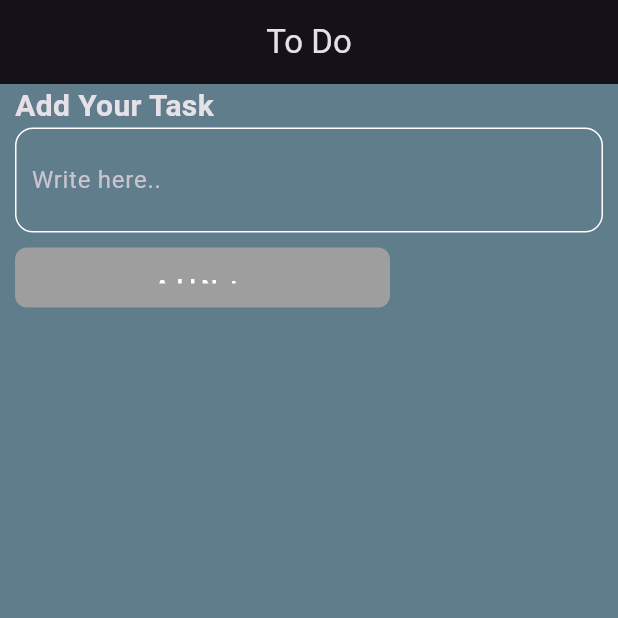
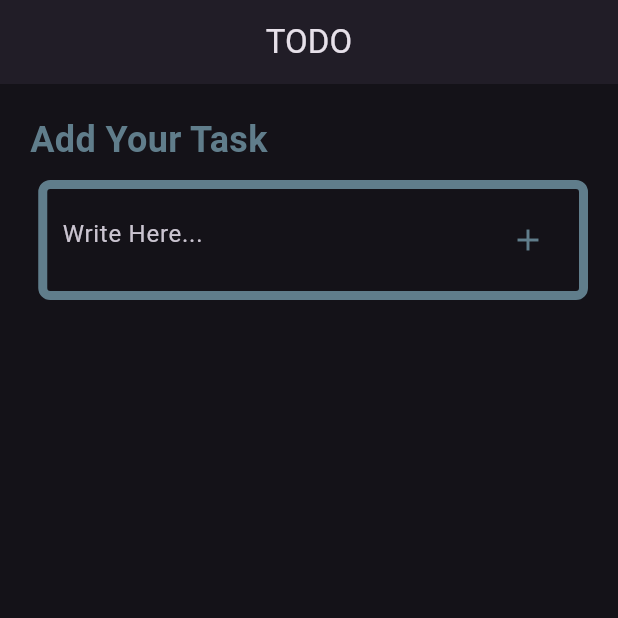
Before and after one commit to ontu001/todoapp_localdatabase_hive, a Flutter app: the screen it shows after launch, on a phone screen of 412 x 824 dp, the top half of it. Run offline on Flutter 3.47's test engine with Material 3 defaults, Android fonts, the phone set to English and light mode, and no system bars; our stand-ins replace fluttertoast, hive, hive_flutter; accounts and stored records are empty.

Commit message:
code reorganized and chsnge the design pattern

```diff
--- /dev/null
+++ b/lib/constant file/const_style.dart
@@ -0,0 +1,6 @@
+import 'package:flutter/material.dart';
+
+const kcommonTextStyle =
+    TextStyle(fontSize: 24.0, fontWeight: FontWeight.w700, color: kcommoncolor);
+const kNoteStyle = TextStyle(color: Colors.white, fontWeight: FontWeight.w500);
+const kcommoncolor = Colors.blueGrey;
--- a/lib/main.dart
+++ b/lib/main.dart
@@ -7,18 +7,21 @@
   await Hive.initFlutter();
   Box box = await Hive.openBox('todo');
 
-
-  runApp(Todo());
+  runApp(MyToDo());
 }
 
-class Todo extends StatelessWidget {
+class MyToDo extends StatelessWidget {
   @override
   Widget build(BuildContext context) {
     return MaterialApp(
       debugShowCheckedModeBanner: false,
-      title: "Todo App",
+      title: 'ToDO App',
       theme: ThemeData.dark().copyWith(
-        scaffoldBackgroundColor: Colors.blueGrey,
+        appBarTheme: AppBarTheme(
+          centerTitle: true,
+          elevation: 2,
+
+        )
       ),
       home: HomePage(),
     );
--- a/lib/screens/home_page.dart
+++ b/lib/screens/home_page.dart
@@ -2,6 +2,10 @@ import 'package:flutter/material.dart';
 import 'package:fluttertoast/fluttertoast.dart';
 import 'package:hive/hive.dart';
 import 'package:hive_flutter/hive_flutter.dart';
+import 'package:todoapp_localdatabase_hive/constant%20file/const_style.dart';
+import 'package:todoapp_localdatabase_hive/widgets/edit_box.dart';
+import 'package:todoapp_localdatabase_hive/widgets/edit_delete_button.dart';
+import 'package:todoapp_localdatabase_hive/widgets/textfiled.dart';
 
 class HomePage extends StatefulWidget {
   @override
@@ -11,6 +15,8 @@ class HomePage extends StatefulWidget {
 }
 
 class HomePageState extends State<HomePage> {
+  TextEditingController _InputController = TextEditingController();
+  TextEditingController _editTextController = TextEditingController();
   Box? todo;
   @override
   void initState() {
@@ -18,175 +24,92 @@ class HomePageState extends State<HomePage> {
     super.initState();
   }
 
-  TextEditingController _addTextController = TextEditingController();
-  TextEditingController _editTextController = TextEditingController();
   @override
   Widget build(BuildContext context) {
     return Scaffold(
       appBar: AppBar(
-        title: Text("To Do"),
-        centerTitle: true,
-        elevation: 0,
+        title: Text("TODO"),
       ),
       body: Padding(
-        padding: EdgeInsets.symmetric(horizontal: 10.0),
-        child: Column(crossAxisAlignment: CrossAxisAlignment.start, children: [
-          //Starter header message
+          padding: EdgeInsets.only(left: 20.0, right: 20.0, top: 20.0),
+          child: Column(
+            crossAxisAlignment: CrossAxisAlignment.start,
+            children: [
+              //heading task==========
               Text(
-            "Add Your Task",
-            style: TextStyle(fontSize: 20.0, fontWeight: FontWeight.bold),
+                'Add Your Task',
+                style: kcommonTextStyle,
               ),
 
-          //input filed
-          Container(
-            padding: EdgeInsets.all(10.0),
-            decoration: BoxDecoration(
-                borderRadius: BorderRadius.circular(12.0),
-                border: Border.all(color: Colors.white)),
-            child: TextField(
-              controller: _addTextController,
-              decoration: InputDecoration(
-                hintText: "Write here..",
-                border: InputBorder.none,
-              ),
-            ),
-          ),
-
-          //Add Button
-          Padding(
-            padding: EdgeInsets.symmetric(vertical: 10.0),
-            child: SizedBox(
-              height: 40,
-              width: 250,
-              child: ElevatedButton(
-                  style: ElevatedButton.styleFrom(
-                    backgroundColor: Colors.grey,
-                    elevation: 0,
-
-                    padding: EdgeInsets.all(16.0), // Button padding
-                    shape: RoundedRectangleBorder(
-                      borderRadius:
-                          BorderRadius.circular(8.0), // Button border radius
-                    ),
-                  ),
-                  onPressed: () async {
+              //Input filed start=========
+              txtFiled(
+                controller: _InputController,
+                onpressed: () async {
                   try {
-                      final userInput = _addTextController.text;
-                      await todo!.add(userInput);
-                      Fluttertoast.showToast(msg: "Note Added");
-                      _addTextController.clear();
+                    final userInput = _InputController.text;
+                    todo!.add(userInput);
+                    Fluttertoast.showToast(msg: 'Added');
+                    _InputController.clear();
                   } catch (e) {
                     Fluttertoast.showToast(msg: e.toString());
                   }
                 },
-                  child: Text(
-                    "Add Note",
-                    style: TextStyle(
-                        color: Colors.white,
-                        fontWeight: FontWeight.bold,
-                        fontSize: 15.0),
-                  )),
+                icon: Icons.add_outlined,
               ),
-          ),
+              //Input filed end=========
 
-          //main body for showing the notes
-
+              //Notes show body  start=================
               Expanded(
                 child: ValueListenableBuilder(
                   valueListenable: Hive.box('todo').listenable(),
-              builder: (context, box, widget) {
+                  builder: (context, box, Widget) {
                     return ListView.builder(
                       itemCount: todo!.keys.toList().length,
                       itemBuilder: (_, index) {
                         return Card(
                           elevation: 5,
                           child: ListTile(
-                          title: Text(todo!.getAt(index).toString()),
-                          trailing: SizedBox(
-                            width: 100,
-                            child: Row(
-                              mainAxisAlignment: MainAxisAlignment.spaceBetween,
-                              children: [
-                                IconButton(
-                                    onPressed: () async {
+                            title: Text(
+                              todo!.getAt(index).toString(),
+                              style: kNoteStyle,
+                            ),
+
+                            //for add edit and delete button
+                            trailing: buTTons(
+                                //for edit button
+                                onpressedEdit: () async {
+                              //Popup box for edit field
                               showDialog(
                                   context: context,
                                   builder: (_) {
-                                            return Dialog(
-                                              child: SizedBox(
-                                                height: 180,
-                                                child: Column(
-                                                  children: [
-                                                    Container(
-                                                      margin: EdgeInsets.only(
-                                                          bottom: 10.0),
-                                                      padding:
-                                                          EdgeInsets.all(10.0),
-                                                      decoration: BoxDecoration(
-                                                          borderRadius:
-                                                              BorderRadius
-                                                                  .circular(
-                                                                      29.0),
-                                                          border: Border.all(
-                                                              color: Colors
-                                                                  .white)),
-                                                      child: TextField(
-                                                        controller:
-                                                            _editTextController,
-                                                        decoration:
-                                                            InputDecoration(
-                                                          hintText:
-                                                              "Write here..",
-                                                          border:
-                                                              InputBorder.none,
-                                                        ),
-                                                      ),
-                                                    ),
-                                                    SizedBox(
-                                                      height: 50,
-                                                    ),
-                                                    ElevatedButton(
-                                                        onPressed: ()  {
+                                    return EditboX(
+                                      controller: _editTextController,
+                                      onpressed: () {
                                         final updatedData =
                                             _editTextController.text;
-                                                          todo!.putAt(index,
-                                                              updatedData);
-                                                          _editTextController
-                                                              .clear();
-                                                          Navigator.pop(
-                                                              context);
+                                        todo!.putAt(index, updatedData);
+                                        _editTextController.clear();
+                                        Navigator.pop(context);
                                       },
-                                                        child: Text("Update"))
-                                                  ],
-                                                ),
-                                              ),
                                     );
                                   });
                             },
-                                    icon: Icon(
-                                      Icons.edit,
-                                      color: Colors.blueAccent,
-                                    )),
-                                IconButton(
-                                    onPressed: () async {
+                                //for delete button
+                                onpresseDelete: () async {
                               await todo!.deleteAt(index);
-                                      Fluttertoast.showToast(msg: "Deleted");
-                                    },
-                                    icon: Icon(
-                                      Icons.delete,
-                                      color: Colors.redAccent,
-                                    )),
-                              ],
-                            ),
-                          ),
+                              Fluttertoast.showToast(msg: 'Deleted');
+                            }),
                           ),
                         );
-                    });
+                      },
+                    );
                   },
                 ),
               ),
-        ]),
-      ),
+
+              //Notes show body end ====================
+            ],
+          )),
     );
   }
 }
--- /dev/null
+++ b/lib/widgets/textfiled.dart
@@ -0,0 +1,38 @@
+import 'package:flutter/material.dart';
+import 'package:todoapp_localdatabase_hive/constant%20file/const_style.dart';
+
+class txtFiled extends StatelessWidget {
+  final TextEditingController? controller;
+  final VoidCallback? onpressed;
+  final IconData icon;
+  txtFiled({this.controller, this.onpressed, required this.icon});
+  @override
+  Widget build(BuildContext context) {
+    return Padding(
+      padding: EdgeInsets.only(top: 10.0, bottom: 17.0, left: 5.5),
+      child: Container(
+        padding: EdgeInsets.all(10.0),
+        decoration: BoxDecoration(
+          border: Border.all(
+            color: kcommoncolor,
+            width: 6.0,
+          ),
+          borderRadius: BorderRadius.circular(8.0),
+        ),
+        child: TextField(
+          controller: controller,
+          decoration: InputDecoration(
+              hintText: 'Write Here...',
+              border: InputBorder.none,
+              suffixIcon: IconButton(
+                onPressed: onpressed,
+                icon: Icon(
+                  icon,
+                  color: kcommoncolor,
+                ),
+              )),
+        ),
+      ),
+    );
+  }
+}
```
Also changed, not shown: lib/widgets/edit_box.dart (added, +26 -0 lines), lib/widgets/edit_delete_button.dart (added, +33 -0 lines). Lines whose indentation alone changed are shown as unchanged.
